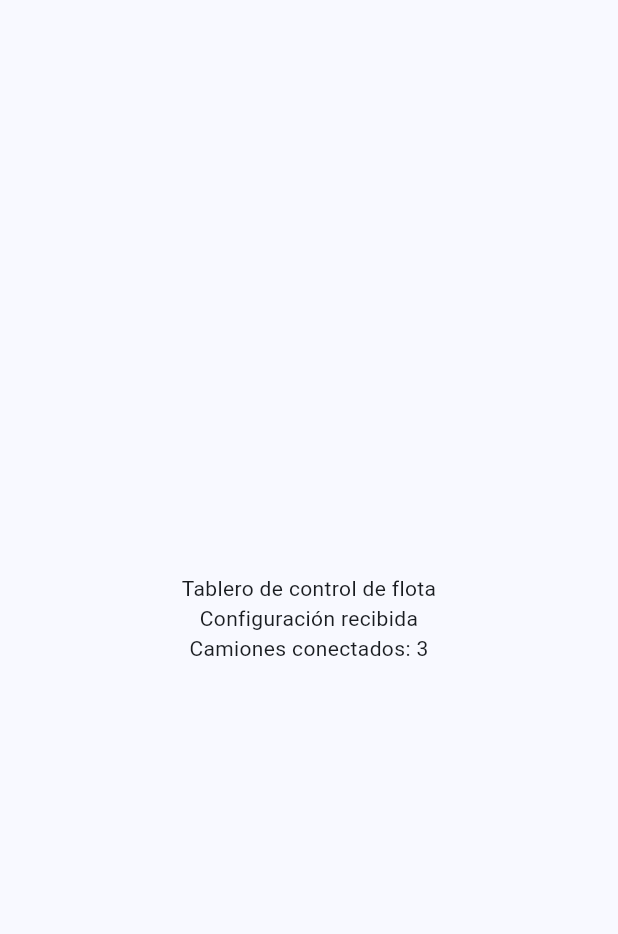
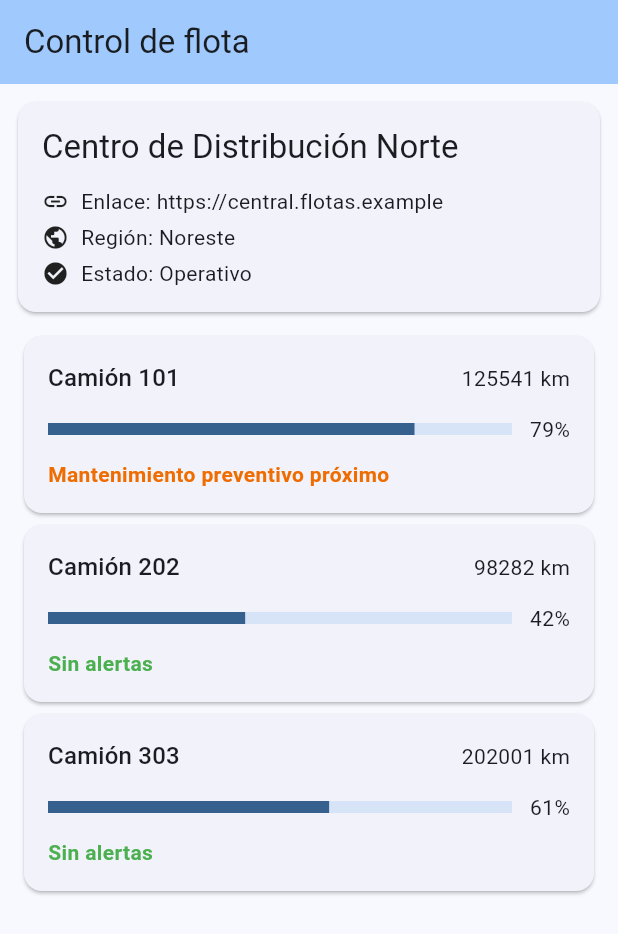
Before and after one commit to ricardoruizus/Gestion-Camiones, a Flutter app: the screen it shows after launch, on a phone screen of 412 x 824 dp. Shown: the top 934 px of the screen. Run offline on Flutter 3.47's test engine with Material 3 defaults, Android fonts, the phone set to English and light mode, and no system bars.

Commit message:
Construye el layout con FutureBuilder, StreamBuilder y tipado

```diff
--- a/lib/main.dart
+++ b/lib/main.dart
@@ -106,48 +106,208 @@ class TableroFlota extends StatefulWidget {
 
 class _TableroFlotaState extends State<TableroFlota> {
   late final Future<Map<String, String>> _configuracionFuture;
+  late final StreamController<List<TelemetriaCamion>> _telemetriaController;
+  late final Stream<List<TelemetriaCamion>> _telemetriaStream;
   late final StreamSubscription<List<TelemetriaCamion>> _telemetriaSubscription;
-
-  List<TelemetriaCamion> _telemetriaActual = const [];
 
   @override
   void initState() {
     super.initState();
     _configuracionFuture = recuperarConfiguracionCentral();
+    _telemetriaController =
+        StreamController<List<TelemetriaCamion>>.broadcast();
+    _telemetriaStream = _telemetriaController.stream;
     _telemetriaSubscription = simularFlujoTelemetria().listen((telemetria) {
-      if (!mounted) {
-        return;
+      if (!_telemetriaController.isClosed) {
+        _telemetriaController.add(telemetria);
       }
-
-      setState(() {
-        _telemetriaActual = telemetria;
-      });
     });
   }
 
   @override
   void dispose() {
     unawaited(_telemetriaSubscription.cancel());
+    unawaited(_telemetriaController.close());
     super.dispose();
   }
 
   @override
   Widget build(BuildContext context) {
     return Scaffold(
-      body: Center(
-        child: FutureBuilder<Map<String, String>>(
-          future: _configuracionFuture,
-          builder: (context, snapshot) {
-            final camionesConectados = _telemetriaActual.length;
-            final estado = snapshot.hasData
-                ? 'Configuración recibida'
-                : 'Conectando...';
-            return Text(
-              'Tablero de control de flota\n$estado\n'
-              'Camiones conectados: $camionesConectados',
-              textAlign: TextAlign.center,
-            );
-          },
+      appBar: AppBar(
+        title: const Text('Control de flota'),
+        backgroundColor: Theme.of(context).colorScheme.inversePrimary,
+      ),
+      body: Column(
+        crossAxisAlignment: CrossAxisAlignment.stretch,
+        children: [
+          _buildEstadoServidor(),
+          Expanded(child: _buildTelemetria()),
+        ],
+      ),
+    );
+  }
+
+  Widget _buildEstadoServidor() {
+    return FutureBuilder<Map<String, String>>(
+      future: _configuracionFuture,
+      builder: (context, snapshot) {
+        if (snapshot.connectionState == ConnectionState.waiting) {
+          return _buildPanel(
+            const CircularProgressIndicator(),
+            'Conectando con el servidor central...',
+          );
+        }
+
+        if (snapshot.hasError) {
+          return _buildPanel(
+            const Icon(Icons.cloud_off, color: Colors.red, size: 32),
+            'Error de red al recuperar la configuración central',
+          );
+        }
+
+        if (snapshot.hasData) {
+          final configuracion = snapshot.data!;
+          return Card(
+            margin: const EdgeInsets.all(12),
+            child: Padding(
+              padding: const EdgeInsets.all(16),
+              child: Column(
+                crossAxisAlignment: CrossAxisAlignment.start,
+                children: [
+                  Text(
+                    configuracion['nombreCentroCarga'] ?? 'Centro sin nombre',
+                    style: Theme.of(context).textTheme.titleLarge,
+                  ),
+                  const SizedBox(height: 8),
+                  _buildDatoServidor(
+                    Icons.link,
+                    'Enlace',
+                    configuracion['enlace'],
+                  ),
+                  _buildDatoServidor(
+                    Icons.public,
+                    'Región',
+                    configuracion['region'],
+                  ),
+                  _buildDatoServidor(
+                    Icons.check_circle,
+                    'Estado',
+                    configuracion['estado'],
+                  ),
+                ],
+              ),
+            ),
+          );
+        }
+
+        return _buildPanel(
+          const Icon(Icons.info_outline),
+          'No hay datos del servidor central',
+        );
+      },
+    );
+  }
+
+  Widget _buildTelemetria() {
+    return StreamBuilder<List<TelemetriaCamion>>(
+      stream: _telemetriaStream,
+      builder: (context, snapshot) {
+        if (snapshot.connectionState == ConnectionState.waiting) {
+          return const Center(child: CircularProgressIndicator());
+        }
+
+        if (snapshot.hasError) {
+          return Center(child: Text('Error de telemetría: ${snapshot.error}'));
+        }
+
+        if (snapshot.hasData) {
+          final camiones = snapshot.data!;
+          return ListView.builder(
+            padding: const EdgeInsets.fromLTRB(12, 0, 12, 12),
+            itemCount: camiones.length,
+            itemBuilder: (context, index) {
+              return _buildCamionCard(camiones[index]);
+            },
+          );
+        }
+
+        return const Center(child: Text('Esperando datos de telemetría...'));
+      },
+    );
+  }
+
+  Widget _buildPanel(Widget indicador, String mensaje) {
+    return Card(
+      margin: const EdgeInsets.all(12),
+      child: Padding(
+        padding: const EdgeInsets.all(20),
+        child: Row(
+          children: [
+            indicador,
+            const SizedBox(width: 16),
+            Expanded(child: Text(mensaje)),
+          ],
+        ),
+      ),
+    );
+  }
+
+  Widget _buildDatoServidor(IconData icono, String etiqueta, String? valor) {
+    return Padding(
+      padding: const EdgeInsets.only(top: 4),
+      child: Row(
+        children: [
+          Icon(icono, size: 18),
+          const SizedBox(width: 8),
+          Text('$etiqueta: ${valor ?? 'No disponible'}'),
+        ],
+      ),
+    );
+  }
+
+  Widget _buildCamionCard(TelemetriaCamion camion) {
+    final porcentaje = camion.nivelCombustible * 100;
+    return Card(
+      child: Padding(
+        padding: const EdgeInsets.all(16),
+        child: Column(
+          crossAxisAlignment: CrossAxisAlignment.start,
+          children: [
+            Row(
+              mainAxisAlignment: MainAxisAlignment.spaceBetween,
+              children: [
+                Text(
+                  'Camión ${camion.economico}',
+                  style: Theme.of(context).textTheme.titleMedium,
+                ),
+                Text('${camion.kilometraje} km'),
+              ],
+            ),
+            const SizedBox(height: 12),
+            Row(
+              children: [
+                Expanded(
+                  child: LinearProgressIndicator(
+                    value: camion.nivelCombustible,
+                    minHeight: 8,
+                  ),
+                ),
+                const SizedBox(width: 12),
+                Text('${porcentaje.toStringAsFixed(0)}%'),
+              ],
+            ),
+            const SizedBox(height: 10),
+            Text(
+              camion.ultimaAlerta,
+              style: TextStyle(
+                color: camion.ultimaAlerta == 'Sin alertas'
+                    ? Colors.green
+                    : Colors.orange.shade800,
+                fontWeight: FontWeight.w600,
+              ),
+            ),
+          ],
         ),
       ),
     );
```
